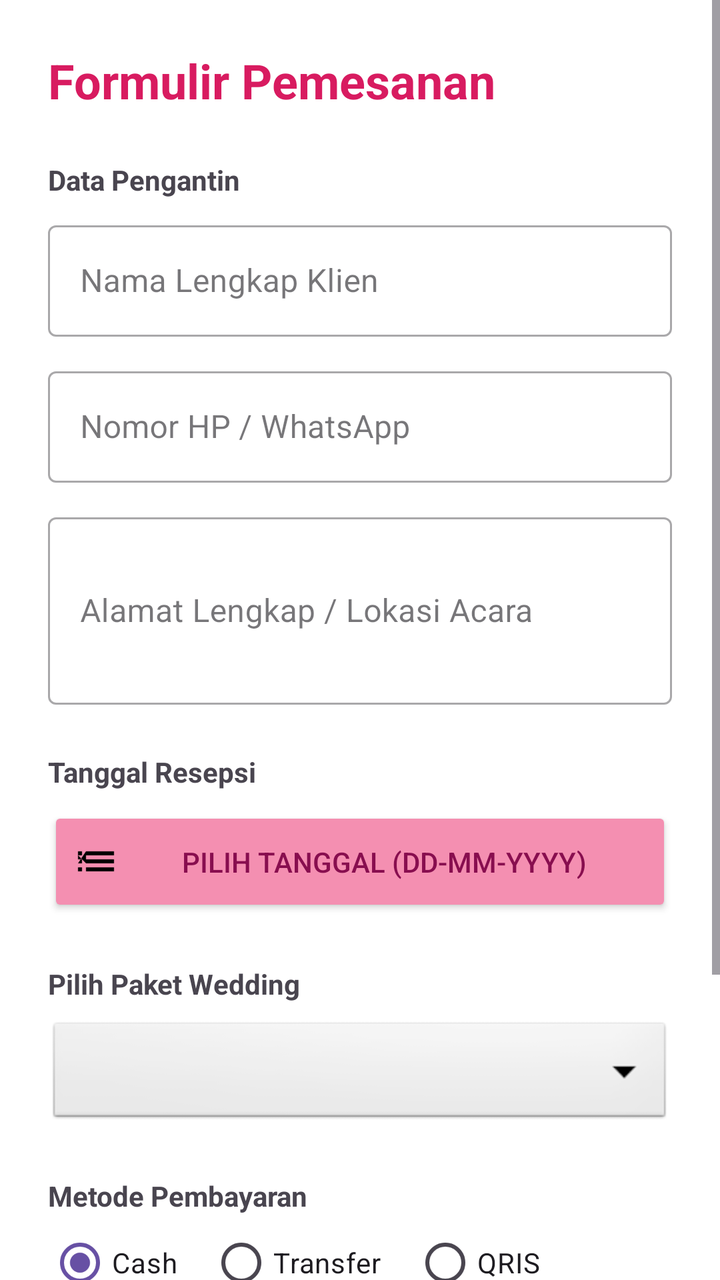
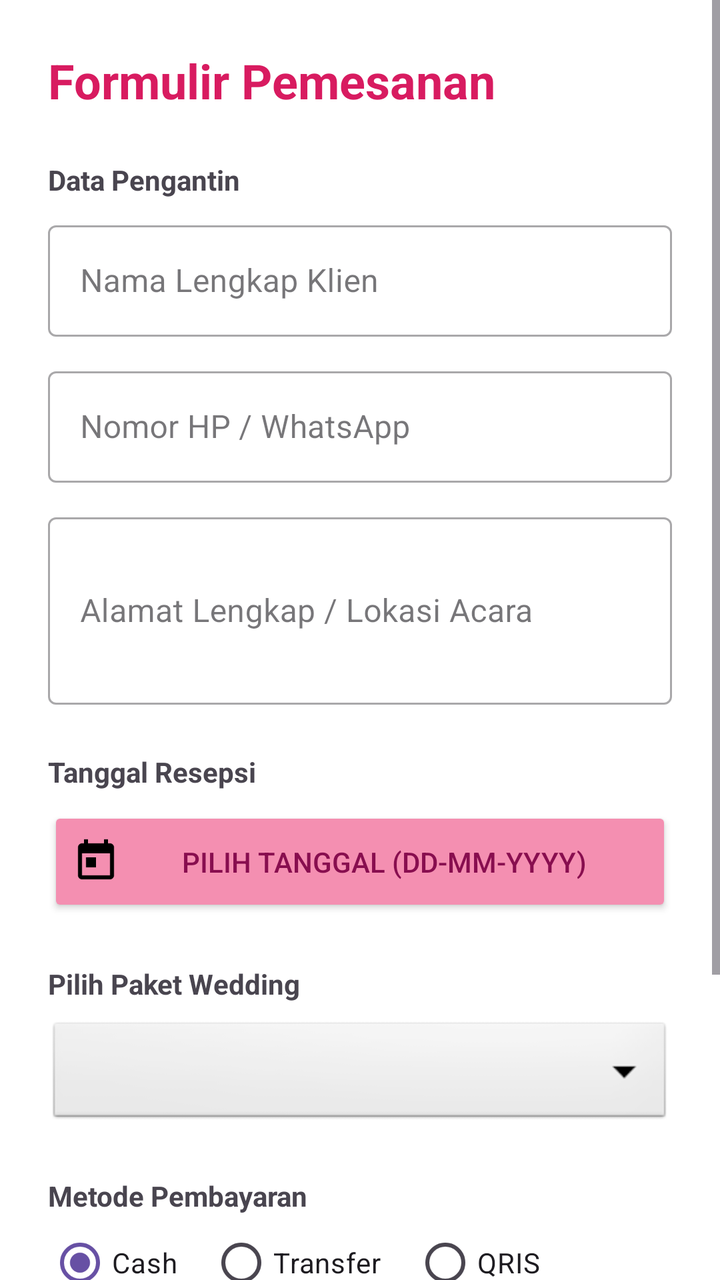

Two renders of the same Android screen: before a commit and after it. Below are the layout's source before the change and the commit's diff.
<!-- AndroidManifest.xml: application theme Theme.WeddingOrganizer -->
<!-- res/layout/activity_booking_form.xml -->
<?xml version="1.0" encoding="utf-8"?>
<ScrollView xmlns:android="http://schemas.android.com/apk/res/android"
    android:layout_width="match_parent"
    android:layout_height="match_parent"
    android:background="#FFFFFF">

    <LinearLayout
        android:layout_width="match_parent"
        android:layout_height="wrap_content"
        android:orientation="vertical"
        android:padding="24dp">

        <TextView
            android:layout_width="wrap_content"
            android:layout_height="wrap_content"
            android:text="Formulir Pemesanan"
            android:textSize="24sp"
            android:textStyle="bold"
            android:textColor="#D81B60"
            android:layout_marginBottom="24dp"/>

        <TextView
            android:layout_width="wrap_content"
            android:layout_height="wrap_content"
            android:text="Data Pengantin"
            android:textStyle="bold"
            android:layout_marginBottom="8dp"/>

        <com.google.android.material.textfield.TextInputLayout
            android:layout_width="match_parent"
            android:layout_height="wrap_content"
            android:hint="Nama Lengkap Klien"
            style="@style/Widget.MaterialComponents.TextInputLayout.OutlinedBox">
            <com.google.android.material.textfield.TextInputEditText
                android:id="@+id/etClientName"
                android:layout_width="match_parent"
                android:layout_height="wrap_content"/>
        </com.google.android.material.textfield.TextInputLayout>

        <com.google.android.material.textfield.TextInputLayout
            android:layout_width="match_parent"
            android:layout_height="wrap_content"
            android:hint="Nomor HP / WhatsApp"
            android:layout_marginTop="12dp"
            style="@style/Widget.MaterialComponents.TextInputLayout.OutlinedBox">
            <com.google.android.material.textfield.TextInputEditText
                android:id="@+id/etClientPhone"
                android:inputType="phone"
                android:layout_width="match_parent"
                android:layout_height="wrap_content"/>
        </com.google.android.material.textfield.TextInputLayout>

        <com.google.android.material.textfield.TextInputLayout
            android:layout_width="match_parent"
            android:layout_height="wrap_content"
            android:hint="Alamat Lengkap / Lokasi Acara"
            android:layout_marginTop="12dp"
            style="@style/Widget.MaterialComponents.TextInputLayout.OutlinedBox">
            <com.google.android.material.textfield.TextInputEditText
                android:id="@+id/etClientAddress"
                android:inputType="textMultiLine"
                android:lines="3"
                android:layout_width="match_parent"
                android:layout_height="wrap_content"/>
        </com.google.android.material.textfield.TextInputLayout>

        <TextView
            android:layout_width="wrap_content"
            android:layout_height="wrap_content"
            android:text="Tanggal Resepsi"
            android:textStyle="bold"
            android:layout_marginTop="24dp"
            android:layout_marginBottom="8dp"/>

        <Button
            android:id="@+id/btnPickDate"
            android:layout_width="match_parent"
            android:layout_height="55dp"
            android:text="PILIH TANGGAL (DD-MM-YYYY)"
            android:backgroundTint="#F48FB1"
            android:textColor="#880E4F"
            android:drawableStart="@drawable/ic_list"/> <TextView
        android:layout_width="wrap_content"
        android:layout_height="wrap_content"
        android:text="Pilih Paket Wedding"
        android:textStyle="bold"
        android:layout_marginTop="24dp"
        android:layout_marginBottom="8dp"/>

        <Spinner
            android:id="@+id/spinnerPaket"
            android:layout_width="match_parent"
            android:layout_height="55dp"
            android:background="@android:drawable/btn_dropdown"/>

        <TextView
            android:layout_width="wrap_content"
            android:layout_height="wrap_content"
            android:text="Metode Pembayaran"
            android:textStyle="bold"
            android:layout_marginTop="24dp"/>

        <RadioGroup
            android:id="@+id/rgPayment"
            android:layout_width="match_parent"
            android:layout_height="wrap_content"
            android:orientation="horizontal">
            <RadioButton
                android:id="@+id/rbCash"
                android:layout_width="wrap_content"
                android:layout_height="wrap_content"
                android:text="Cash"
                android:checked="true"/>
            <RadioButton
                android:id="@+id/rbTransfer"
                android:layout_width="wrap_content"
                android:layout_height="wrap_content"
                android:text="Transfer"
                android:layout_marginStart="16dp"/>
            <RadioButton
                android:id="@+id/rbQris"
                android:layout_width="wrap_content"
                android:layout_height="wrap_content"
                android:text="QRIS"
                android:layout_marginStart="16dp"/>
        </RadioGroup>

        <LinearLayout
            android:id="@+id/layoutInfoBayar"
            android:layout_width="match_parent"
            android:layout_height="wrap_content"
            android:orientation="vertical"
            android:background="#E3F2FD"
            android:padding="12dp"
            android:layout_marginTop="8dp"
            android:visibility="gone">

            <TextView
            android:id="@+id/tvInfoTitle"
            android:layout_width="wrap_content"
            android:layout_height="wrap_content"
            android:text="Silakan Transfer ke:"
            android:textStyle="bold"/>

            <TextView
                android:id="@+id/tvInfoRek"
                android:layout_width="wrap_content"
                android:layout_height="wrap_content"
                android:text="BCA 123-456-7890 a.n Wedding Booking"
                android:textSize="16sp"
                android:textColor="#000000"
                android:layout_marginTop="4dp"/>

            <ImageView
                android:id="@+id/imgQris"
                android:layout_width="150dp"
                android:layout_height="150dp"
                android:src="@drawable/ic_box"
                android:layout_marginTop="8dp"
                android:visibility="gone"/>
        </LinearLayout>

        <CheckBox
            android:id="@+id/cbLunas"
            android:layout_width="wrap_content"
            android:layout_height="wrap_content"
            android:text="Tandai Sudah Lunas"
            android:textSize="16sp"
            android:textStyle="bold"
            android:layout_marginTop="16dp"/>

        <Button
            android:id="@+id/btnCheckout"
            android:layout_width="match_parent"
            android:layout_height="65dp"
            android:text="PROSES CHECKOUT &amp; SIMPAN"
            android:textSize="16sp"
            android:textStyle="bold"
            android:backgroundTint="#4CAF50"
            android:layout_marginTop="32dp"/>

    </LinearLayout>
</ScrollView>
<!-- resources referenced by this layout -->
<resources>
  <!-- drawable ic_box (drawable) -->
  <vector xmlns:android="http://schemas.android.com/apk/res/android"
      android:width="24dp"
      android:height="24dp"
      android:viewportWidth="24"
      android:viewportHeight="24">
      <path
          android:fillColor="#FF000000"
          android:pathData="M20,6h-2.18c0.11,-0.31 0.18,-0.65 0.18,-1 0,-1.66 -1.34,-3 -3,-3 -1.05,0 -1.96,0.54 -2.5,1.35l-0.5,0.67 -0.5,-0.68C10.96,2.54 10.05,2 9,2 7.34,2 6,3.34 6,5c0,0.35 0.07,0.69 0.18,1H4c-1.11,0 -1.99,0.89 -1.99,2L2,19c0,1.11 0.89,2 2,2h16c1.11,0 2,-0.89 2,-2V8c0,-1.11 -0.89,-2 -2,-2zm-5,-2c0.55,0 1,0.45 1,1s-0.45,1 -1,1 -1,-0.45 -1,-1 0.45,-1 1,-1zM9,4c0.55,0 1,0.45 1,1s-0.45,1 -1,1 -1,-0.45 -1,-1 0.45,-1 1,-1zm11,15H4v-2h16v2zm0,-5H4V8h5.08L7,10.83 8.62,12 11,8.76l1,1.36 1,-1.36L15.38,12 17,10.83 14.92,8H20v6z"/>
  </vector>
  <!-- drawable ic_list (drawable) -->
  <vector xmlns:android="http://schemas.android.com/apk/res/android"
      android:width="24dp"
      android:height="24dp"
      android:viewportWidth="24"
      android:viewportHeight="24">
      <path
          android:fillColor="#FF000000"
          android:pathData="M3,13h2v-2H3v2mT3,17h2v-2H3v2mT3,9h2V7H3v2mT7,13h14v-2H7v2mT7,17h14v-2H7v2mT7,7v2h14V7H7z"/>
  </vector>
  <style name="Theme.WeddingOrganizer" parent="Base.Theme.WeddingOrganizer" />
  <style name="Base.Theme.WeddingOrganizer" parent="Theme.Material3.DayNight.NoActionBar">
          
          
      </style>
</resources>

<!-- the commit's change to res/layout/activity_booking_form.xml (unified diff, before → after) -->
@@ -76,10 +76,13 @@
             android:id="@+id/btnPickDate"
             android:layout_width="match_parent"
             android:layout_height="55dp"
+
             android:text="PILIH TANGGAL (DD-MM-YYYY)"
             android:backgroundTint="#F48FB1"
             android:textColor="#880E4F"
-            android:drawableStart="@drawable/ic_list"/> <TextView
+            android:drawableStart="@drawable/ic_calendar"/>
+
+        <TextView
         android:layout_width="wrap_content"
         android:layout_height="wrap_content"
         android:text="Pilih Paket Wedding"
<!-- resource entries referenced after the edit -->
@@ -10,7 +10,7 @@
           android:fillColor="#FF000000"
           android:pathData="M20,6h-2.18c0.11,-0.31 0.18,-0.65 0.18,-1 0,-1.66 -1.34,-3 -3,-3 -1.05,0 -1.96,0.54 -2.5,1.35l-0.5,0.67 -0.5,-0.68C10.96,2.54 10.05,2 9,2 7.34,2 6,3.34 6,5c0,0.35 0.07,0.69 0.18,1H4c-1.11,0 -1.99,0.89 -1.99,2L2,19c0,1.11 0.89,2 2,2h16c1.11,0 2,-0.89 2,-2V8c0,-1.11 -0.89,-2 -2,-2zm-5,-2c0.55,0 1,0.45 1,1s-0.45,1 -1,1 -1,-0.45 -1,-1 0.45,-1 1,-1zM9,4c0.55,0 1,0.45 1,1s-0.45,1 -1,1 -1,-0.45 -1,-1 0.45,-1 1,-1zm11,15H4v-2h16v2zm0,-5H4V8h5.08L7,10.83 8.62,12 11,8.76l1,1.36 1,-1.36L15.38,12 17,10.83 14.92,8H20v6z"/>
   </vector>
-  <!-- drawable ic_list (drawable) -->
+  <!-- drawable ic_calendar (drawable) -->
   <vector xmlns:android="http://schemas.android.com/apk/res/android"
       android:width="24dp"
       android:height="24dp"
@@ -18,7 +18,7 @@
       android:viewportHeight="24">
       <path
           android:fillColor="#FF000000"
-          android:pathData="M3,13h2v-2H3v2mT3,17h2v-2H3v2mT3,9h2V7H3v2mT7,13h14v-2H7v2mT7,17h14v-2H7v2mT7,7v2h14V7H7z"/>
+          android:pathData="M19,3h-1V1h-2v2H8V1H6v2H5c-1.11,0 -1.99,0.9 -1.99,2L3,19c0,1.1 0.89,2 2,2h14c1.1,0 2,-0.9 2,-2V5c0,-1.1 -0.9,-2 -2,-2zm0,16H5V8h14v11zM7,10h5v5H7z"/>
   </vector>
   <style name="Theme.WeddingOrganizer" parent="Base.Theme.WeddingOrganizer" />
   <style name="Base.Theme.WeddingOrganizer" parent="Theme.Material3.DayNight.NoActionBar">
